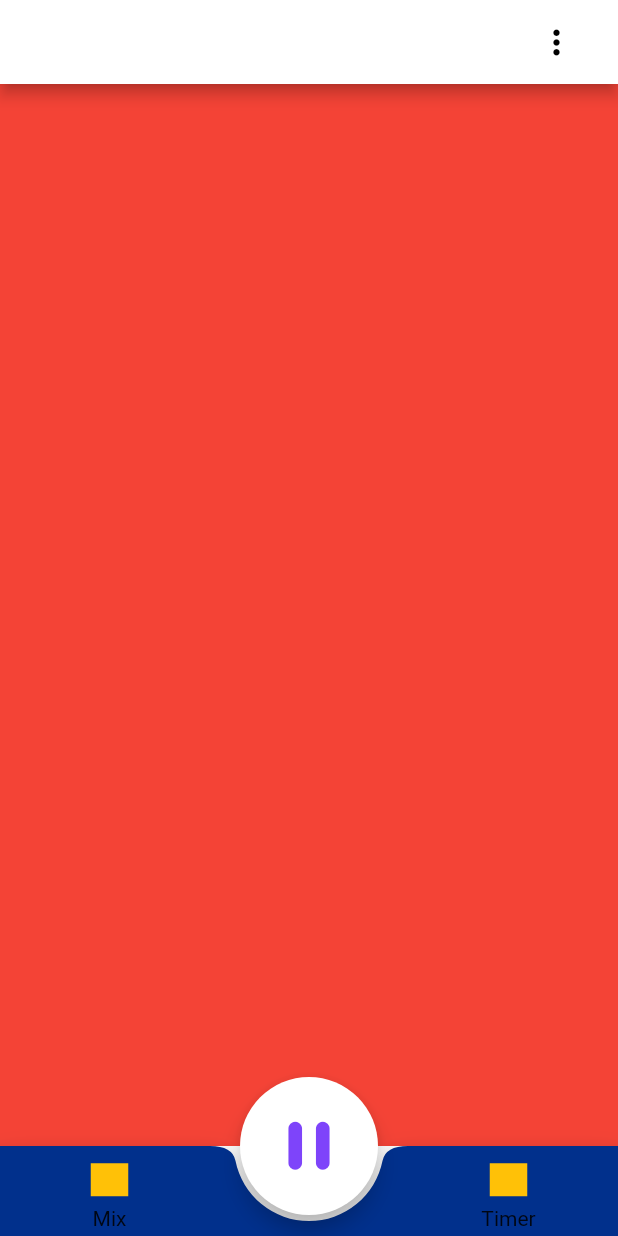
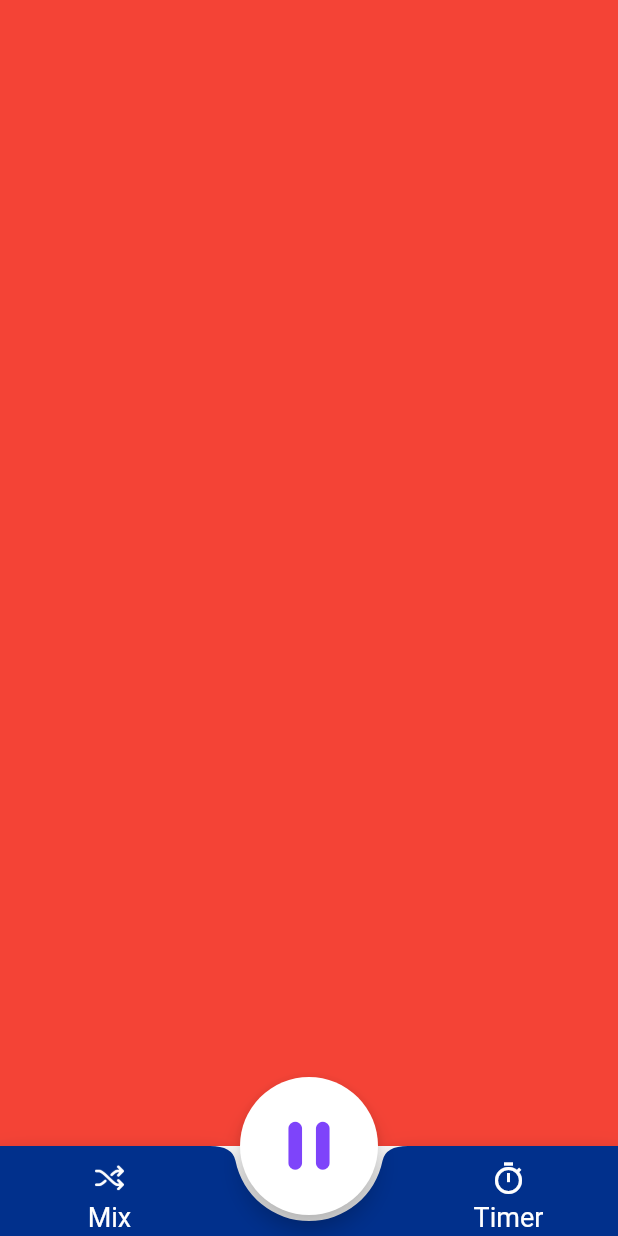
Before and after one commit to bsu-leschik/sleep_app, a Flutter app: the InitalScreenWidget screen opened directly, on a phone screen of 412 x 824 dp. Run offline on Flutter 3.47's test engine with Material 2 defaults, Android fonts, the phone set to English and light mode, and no system bars; our stand-ins replace animated_background, flutter_svg, go_router, smooth_page_indicator, url_strategy.

Commit message:
Fifth frame

```diff
--- a/lib/main.dart
+++ b/lib/main.dart
@@ -1,4 +1,5 @@
 import 'package:flutter/material.dart';
+import 'package:sleep_app/subscription_widget/bottom_bar/bottom_bar.dart';
 // import 'package:sleep_app/welcome_widget/animation.dart/animation_on_boarding.dart';
 
 import 'melody_widget/fiveframewidget.dart';
@@ -21,6 +22,7 @@ class MyApp extends StatelessWidget {
         primarySwatch: Colors.blue,
       ),
       home: const MelodyWidget(),
+      // home: const BottomBar(),
       // home: const SubscribeWidget(),
     );
   }
--- a/lib/subscription_widget/bottom_bar/bottom_bar.dart
+++ b/lib/subscription_widget/bottom_bar/bottom_bar.dart
@@ -21,73 +21,41 @@ class BottomBar extends StatelessWidget {
   }
 }
 
-//Initial widget
 class InitalScreenWidget extends StatefulWidget {
   const InitalScreenWidget({super.key});
-
-  // InitialScreenWidget({Key key}) : super(key: key);
 
   @override
   HomeWidget createState() => HomeWidget();
 }
 
-//State<StatefulWidget> action method
 class HomeWidget extends State<InitalScreenWidget> {
-  // final int _count = 0;
-  // final Color _iconPressed = Colors.amber;
   bool play = false;
 
-  //Page controller
   final PageController _navPage = PageController(initialPage: 0);
 
   @override
   Widget build(BuildContext context) {
     return Scaffold(
-      appBar: AppBar(
-        centerTitle: true,
-        backgroundColor: const Color(0xFFFFFFFF), //white
-        actions: <Widget>[
-          Padding(
-            padding: const EdgeInsets.only(right: 28.0),
-            child: GestureDetector(
-                onTap: () {
-                  _navPage.jumpToPage(5);
-                },
-                child: const Icon(
-                  Icons.more_vert,
-                  size: 26.0,
-                  color: Colors.black,
-                )),
-          )
-        ],
-      ),
       body: PageView(
         controller: _navPage,
-        onPageChanged: (int) {
-          print('Page changes to index $int');
+        onPageChanged: (i) {
+          print('Page changes to index $i');
         },
         children: <Widget>[
           Container(
             color: Colors.red,
           ),
           Container(
-            color: Colors.black,
-          ),
-          Container(
-            color: Colors.green,
-          ),
-          Container(
-            color: Colors.amber,
+            color: Colors.black12,
           ),
         ],
         // physics: NeverScrollableScrollPhysics(), //to disable Swipe
       ),
-
       backgroundColor: Colors.transparent, //white ivory
       bottomNavigationBar: BottomAppBar(
         color: const Color(0xFF01308C),
         shape: const CircularNotchedRectangle(),
-        child: Container(
+        child: SizedBox(
           height: 60.0,
           child: Row(
             mainAxisSize: MainAxisSize.max,
@@ -107,12 +75,22 @@ class HomeWidget extends State<InitalScreenWidget> {
                   child: Column(
                     mainAxisAlignment: MainAxisAlignment.spaceAround,
                     children: [
-                      Container(
+                      SizedBox(
                         width: 25,
                         height: 22,
-                        color: Colors.amber,
+                        child: Image.asset(
+                          "assets/images/mix.png",
+                          color: Colors.white,
+                        ),
                       ),
-                      const Text("Mix"),
+                      const Text(
+                        "Mix",
+                        style: TextStyle(
+                          fontSize: 18,
+                          fontWeight: FontWeight.w400,
+                          color: Colors.white,
+                        ),
+                      ),
                     ],
                   ),
                 ),
@@ -123,20 +101,30 @@ class HomeWidget extends State<InitalScreenWidget> {
                 height: 55,
                 child: InkWell(
                   onTap: (() {
-                    print("Mix");
+                    print("Timer");
                     setState(() {
                       _navPage.jumpToPage(1);
                     });
                   }),
                   child: Column(
                     mainAxisAlignment: MainAxisAlignment.spaceAround,
-                    children: [
-                      Container(
+                    children: const [
+                      SizedBox(
                         width: 25,
                         height: 22,
-                        color: Colors.amber,
+                        child: Icon(
+                          Icons.timer_sharp,
+                          color: Colors.white,
+                        ),
                       ),
-                      const Text("Timer"),
+                      Text(
+                        "Timer",
+                        style: TextStyle(
+                          fontSize: 18,
+                          fontWeight: FontWeight.w400,
+                          color: Colors.white,
+                        ),
+                      ),
                     ],
                   ),
                 ),
@@ -145,7 +133,7 @@ class HomeWidget extends State<InitalScreenWidget> {
           ),
         ),
       ),
-      floatingActionButton: Container(
+      floatingActionButton: SizedBox(
         height: 92,
         width: 92,
         child: FloatingActionButton(
--- a/pubspec.yaml
+++ b/pubspec.yaml
@@ -70,6 +70,7 @@ flutter:
   assets:
     - assets/images/shopping/
     - assets/images/music/
+    - assets/images/
 
   # An image asset can refer to one or more resolution-specific "variants", see
   # https://flutter.dev/assets-and-images/#resolution-aware
```
Also changed, not shown: lib/melody_widget/bottom_music.dart (+31 -6 lines), lib/melody_widget/fiveframewidget.dart (+25 -33 lines), assets/images/mix.png (added).
